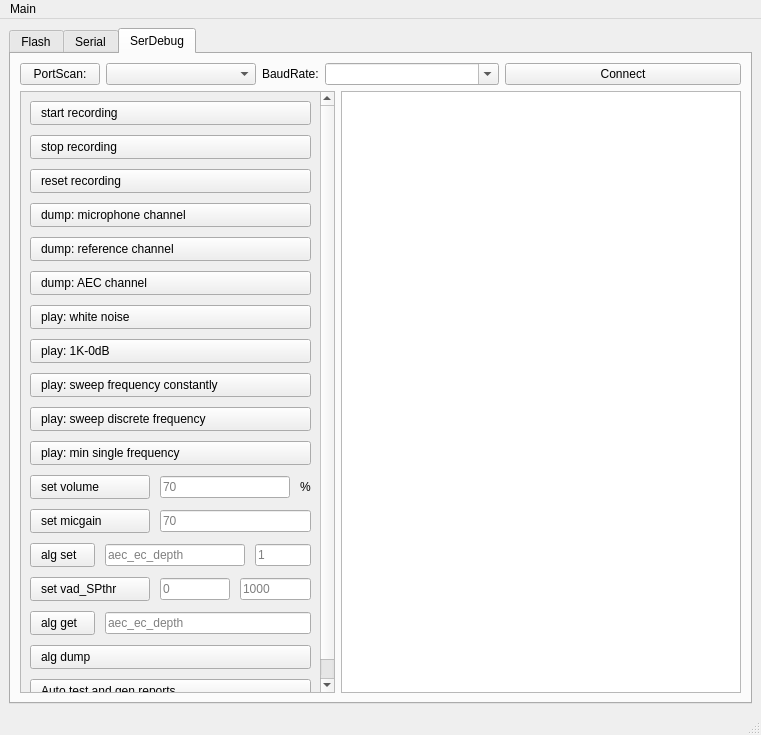
tuya/tyutool, file tyutool/gui/ui_main.ui: the form before one commit.
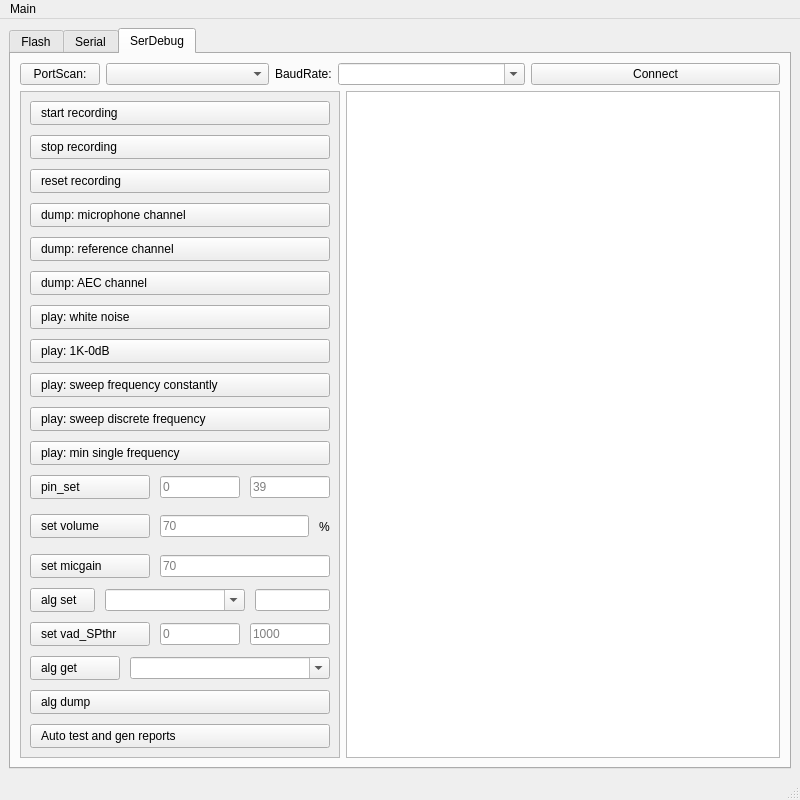
The form after the commit. The open tabs and pages were chosen to show the change.

Patch:
```diff
--- a/tyutool/gui/ui_main.ui
+++ b/tyutool/gui/ui_main.ui
@@ -6,8 +6,8 @@
    <rect>
     <x>0</x>
     <y>0</y>
-    <width>761</width>
-    <height>735</height>
+    <width>800</width>
+    <height>800</height>
    </rect>
   </property>
   <property name="windowTitle">
@@ -536,9 +536,9 @@
              <property name="geometry">
               <rect>
                <x>0</x>
-               <y>-147</y>
-               <width>297</width>
-               <height>728</height>
+               <y>0</y>
+               <width>304</width>
+               <height>768</height>
               </rect>
              </property>
              <layout class="QVBoxLayout" name="verticalLayout_11">
@@ -732,6 +732,43 @@
                 </item>
                </layout>
               </item>
+              <item>
+               <layout class="QHBoxLayout" name="horizontalLayout_27">
+                <item>
+                 <widget class="QPushButton" name="pushButtonSDPinSet">
+                  <property name="minimumSize">
+                   <size>
+                    <width>120</width>
+                    <height>0</height>
+                   </size>
+                  </property>
+                  <property name="styleSheet">
+                   <string notr="true">text-align: left;
+padding-left: 10px;
+padding-top: 4px;
+padding-bottom: 4px;</string>
+                  </property>
+                  <property name="text">
+                   <string>pin_set</string>
+                  </property>
+                 </widget>
+                </item>
+                <item>
+                 <widget class="QLineEdit" name="lineEditSDPinSetT">
+                  <property name="placeholderText">
+                   <string>0</string>
+                  </property>
+                 </widget>
+                </item>
+                <item>
+                 <widget class="QLineEdit" name="lineEditSDPinSetV">
+                  <property name="placeholderText">
+                   <string>39</string>
+                  </property>
+                 </widget>
+                </item>
+               </layout>
+              </item>
               <item>
                <layout class="QHBoxLayout" name="horizontalLayout_23">
                 <item>
@@ -824,7 +861,7 @@
                  </widget>
                 </item>
                 <item>
-                 <widget class="QLineEdit" name="lineEditSDAlgSetP">
+                 <widget class="QComboBox" name="comboBoxSDAlgSetP">
                   <property name="sizePolicy">
                    <sizepolicy hsizetype="Minimum" vsizetype="Fixed">
                     <horstretch>0</horstretch>
@@ -837,8 +874,8 @@
                     <height>0</height>
                    </size>
                   </property>
-                  <property name="placeholderText">
-                   <string>aec_ec_depth</string>
+                  <property name="editable">
+                   <bool>true</bool>
                   </property>
                  </widget>
                 </item>
@@ -856,9 +893,6 @@
                     <height>0</height>
                    </size>
                   </property>
-                  <property name="placeholderText">
-                   <string>1</string>
-                  </property>
                  </widget>
                 </item>
                </layout>
@@ -904,9 +938,15 @@
                <layout class="QHBoxLayout" name="horizontalLayout_26">
                 <item>
                  <widget class="QPushButton" name="pushButtonSDAlgGet">
+                  <property name="sizePolicy">
+                   <sizepolicy hsizetype="Expanding" vsizetype="Fixed">
+                    <horstretch>0</horstretch>
+                    <verstretch>0</verstretch>
+                   </sizepolicy>
+                  </property>
                   <property name="minimumSize">
                    <size>
-                    <width>65</width>
+                    <width>0</width>
                     <height>0</height>
                    </size>
                   </property>
@@ -922,9 +962,15 @@
                  </widget>
                 </item>
                 <item>
-                 <widget class="QLineEdit" name="lineEditSDAlgGetP">
-                  <property name="placeholderText">
-                   <string>aec_ec_depth</string>
+                 <widget class="QComboBox" name="comboBoxSDAlgGetP">
+                  <property name="minimumSize">
+                   <size>
+                    <width>200</width>
+                    <height>0</height>
+                   </size>
+                  </property>
+                  <property name="editable">
+                   <bool>true</bool>
                   </property>
                  </widget>
                 </item>
@@ -997,7 +1043,7 @@
     <rect>
      <x>0</x>
      <y>0</y>
-     <width>761</width>
+     <width>800</width>
      <height>23</height>
     </rect>
    </property>
```
